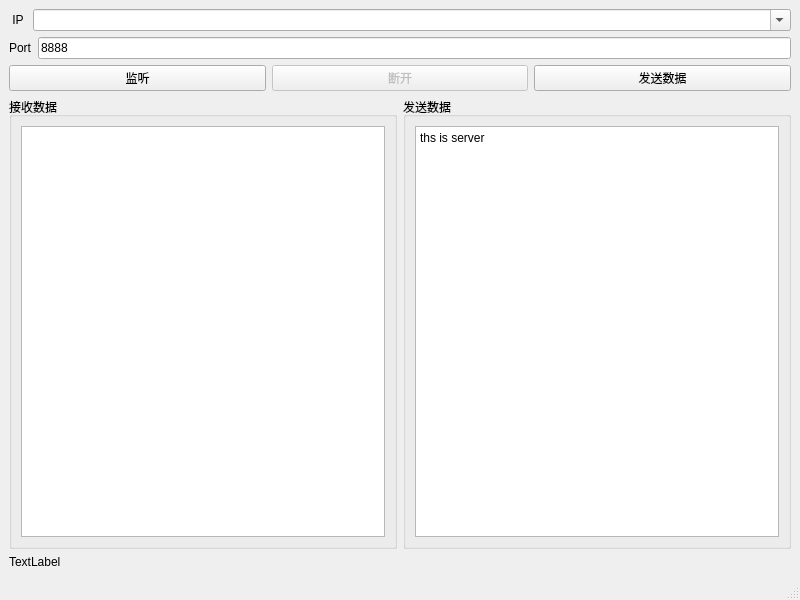
This is socketServer/mainwindow.ui in TYHJgy/QT-demo as Qt 5 draws it before an edit. The edited form follows.
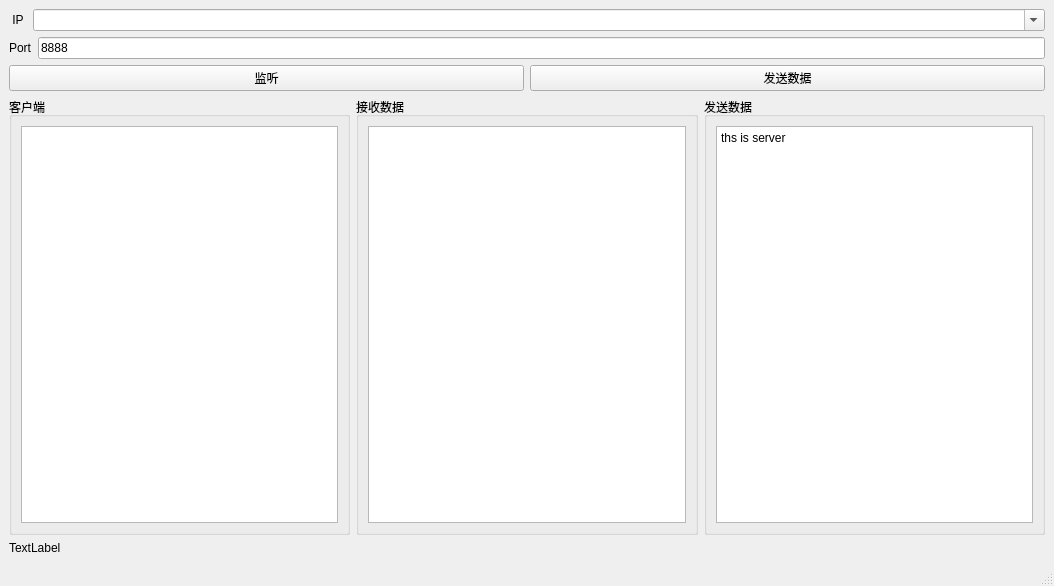
This is the edited form.

```diff
--- a/socketServer/mainwindow.ui
+++ b/socketServer/mainwindow.ui
@@ -6,8 +6,8 @@
    <rect>
     <x>0</x>
     <y>0</y>
-    <width>800</width>
-    <height>600</height>
+    <width>1054</width>
+    <height>586</height>
    </rect>
   </property>
   <property name="windowTitle">
@@ -69,16 +69,6 @@
         </property>
        </widget>
       </item>
-      <item>
-       <widget class="QPushButton" name="pushButton_2">
-        <property name="enabled">
-         <bool>false</bool>
-        </property>
-        <property name="text">
-         <string>断开</string>
-        </property>
-       </widget>
-      </item>
       <item>
        <widget class="QPushButton" name="txDataBtn">
         <property name="text">
@@ -90,6 +80,18 @@
     </item>
     <item>
      <layout class="QHBoxLayout" name="horizontalLayout_4">
+      <item>
+       <widget class="QGroupBox" name="groupBox_3">
+        <property name="title">
+         <string>客户端</string>
+        </property>
+        <layout class="QVBoxLayout" name="verticalLayout_4">
+         <item>
+          <widget class="QListWidget" name="clientIPList"/>
+         </item>
+        </layout>
+       </widget>
+      </item>
       <item>
        <widget class="QGroupBox" name="groupBox">
         <property name="title">
```
Left out of the diff: 2 changed lines with no effect on the pictures.
